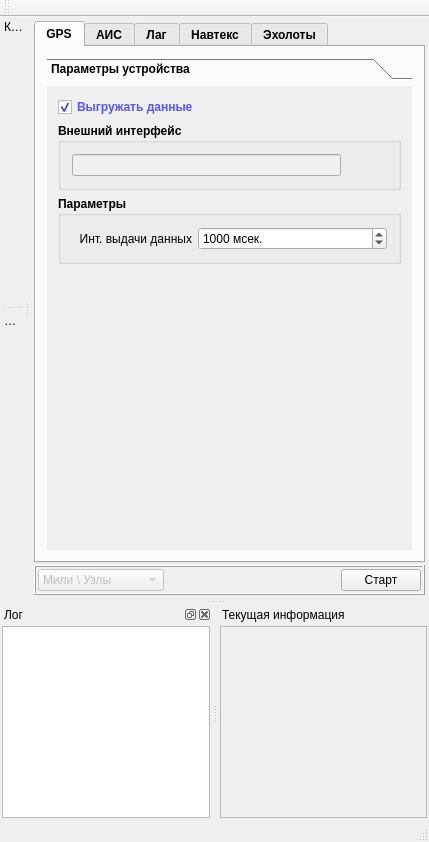
breton75/R_Card_test, file Emulator_test/mainwindow.ui: the form before one commit.
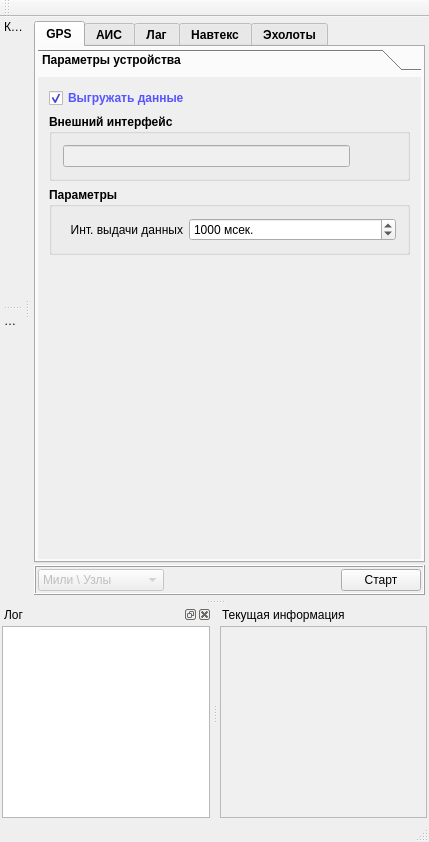
The form after the commit. The open tabs and pages were chosen to show the change. Icons and pictures are not drawn. Custom widgets are drawn as their Qt base class.

The edit to the form file:
```diff
--- a/Emulator_test/mainwindow.ui
+++ b/Emulator_test/mainwindow.ui
@@ -106,6 +106,18 @@
            <string>GPS</string>
           </attribute>
           <layout class="QVBoxLayout" name="verticalLayout_28">
+           <property name="leftMargin">
+            <number>2</number>
+           </property>
+           <property name="topMargin">
+            <number>2</number>
+           </property>
+           <property name="rightMargin">
+            <number>2</number>
+           </property>
+           <property name="bottomMargin">
+            <number>2</number>
+           </property>
            <item>
             <widget class="QToolBox" name="toolBoxLAG_2">
              <property name="currentIndex">
@@ -116,8 +128,8 @@
                <rect>
                 <x>0</x>
                 <y>0</y>
-                <width>353</width>
-                <height>454</height>
+                <width>367</width>
+                <height>468</height>
                </rect>
               </property>
               <attribute name="label">
```
Left out of the diff: 2 changed lines with no effect on the pictures.
